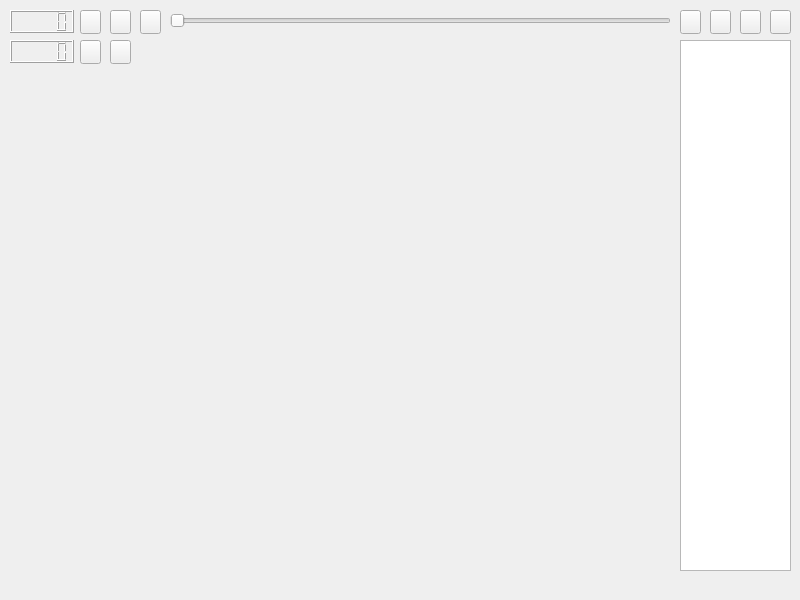
Qt form mainwindow.ui (Tysek64/Projekt_Czwartkowy) before a commit.
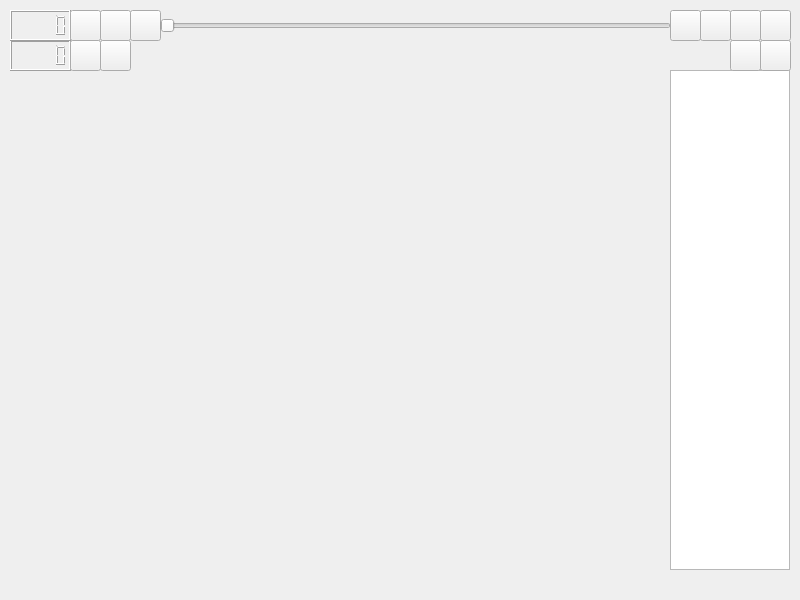
The same form after that commit. Icons and pictures are not drawn.

The edit to the form file:
```diff
--- a/mainwindow.ui
+++ b/mainwindow.ui
@@ -43,8 +43,8 @@
      <rect>
       <x>10</x>
       <y>40</y>
-      <width>64</width>
-      <height>23</height>
+      <width>61</width>
+      <height>31</height>
      </rect>
     </property>
    </widget>
@@ -53,18 +53,18 @@
      <rect>
       <x>10</x>
       <y>10</y>
-      <width>64</width>
-      <height>23</height>
+      <width>61</width>
+      <height>31</height>
      </rect>
     </property>
    </widget>
    <widget class="QPushButton" name="pauseButton">
     <property name="geometry">
      <rect>
-      <x>110</x>
+      <x>100</x>
       <y>10</y>
-      <width>21</width>
-      <height>24</height>
+      <width>31</width>
+      <height>31</height>
      </rect>
     </property>
     <property name="text">
@@ -78,10 +78,10 @@
    <widget class="QPushButton" name="prevButton">
     <property name="geometry">
      <rect>
-      <x>80</x>
+      <x>70</x>
       <y>10</y>
-      <width>21</width>
-      <height>24</height>
+      <width>31</width>
+      <height>31</height>
      </rect>
     </property>
     <property name="text">
@@ -95,10 +95,10 @@
    <widget class="QPushButton" name="nextButton">
     <property name="geometry">
      <rect>
-      <x>140</x>
+      <x>130</x>
       <y>10</y>
-      <width>21</width>
-      <height>24</height>
+      <width>31</width>
+      <height>31</height>
      </rect>
     </property>
     <property name="text">
@@ -112,10 +112,10 @@
    <widget class="QSlider" name="timeline">
     <property name="geometry">
      <rect>
-      <x>170</x>
+      <x>160</x>
       <y>10</y>
-      <width>501</width>
-      <height>21</height>
+      <width>511</width>
+      <height>31</height>
      </rect>
     </property>
     <property name="sizePolicy">
@@ -131,10 +131,10 @@
    <widget class="QPushButton" name="paintButton">
     <property name="geometry">
      <rect>
-      <x>680</x>
+      <x>670</x>
       <y>10</y>
-      <width>21</width>
-      <height>24</height>
+      <width>31</width>
+      <height>31</height>
      </rect>
     </property>
     <property name="text">
@@ -151,10 +151,10 @@
    <widget class="QWidget" name="playerContainer" native="true">
     <property name="geometry">
      <rect>
-      <x>10</x>
-      <y>70</y>
-      <width>661</width>
-      <height>501</height>
+      <x>20</x>
+      <y>79</y>
+      <width>641</width>
+      <height>481</height>
      </rect>
     </property>
     <property name="sizePolicy">
@@ -163,15 +163,31 @@
       <verstretch>0</verstretch>
      </sizepolicy>
     </property>
-    <layout class="QVBoxLayout" name="verticalLayout"/>
+    <layout class="QVBoxLayout" name="verticalLayout">
+     <property name="spacing">
+      <number>0</number>
+     </property>
+     <property name="leftMargin">
+      <number>0</number>
+     </property>
+     <property name="topMargin">
+      <number>0</number>
+     </property>
+     <property name="rightMargin">
+      <number>0</number>
+     </property>
+     <property name="bottomMargin">
+      <number>0</number>
+     </property>
+    </layout>
    </widget>
    <widget class="QPushButton" name="openButton">
     <property name="geometry">
      <rect>
-      <x>80</x>
+      <x>70</x>
       <y>40</y>
-      <width>21</width>
-      <height>24</height>
+      <width>31</width>
+      <height>31</height>
      </rect>
     </property>
     <property name="text">
@@ -185,20 +201,20 @@
    <widget class="QListWidget" name="selectionList">
     <property name="geometry">
      <rect>
-      <x>680</x>
-      <y>40</y>
-      <width>111</width>
-      <height>531</height>
+      <x>670</x>
+      <y>70</y>
+      <width>120</width>
+      <height>500</height>
      </rect>
     </property>
    </widget>
    <widget class="QPushButton" name="addButton">
     <property name="geometry">
      <rect>
-      <x>740</x>
-      <y>10</y>
-      <width>21</width>
-      <height>24</height>
+      <x>730</x>
+      <y>40</y>
+      <width>31</width>
+      <height>31</height>
      </rect>
     </property>
     <property name="text">
@@ -212,10 +228,10 @@
    <widget class="QPushButton" name="removeButton">
     <property name="geometry">
      <rect>
-      <x>770</x>
-      <y>10</y>
-      <width>21</width>
-      <height>24</height>
+      <x>760</x>
+      <y>40</y>
+      <width>31</width>
+      <height>31</height>
      </rect>
     </property>
     <property name="text">
@@ -229,10 +245,10 @@
    <widget class="QPushButton" name="saveButton">
     <property name="geometry">
      <rect>
-      <x>110</x>
+      <x>100</x>
       <y>40</y>
-      <width>21</width>
-      <height>24</height>
+      <width>31</width>
+      <height>31</height>
      </rect>
     </property>
     <property name="text">
@@ -246,10 +262,10 @@
    <widget class="QPushButton" name="eraseButton">
     <property name="geometry">
      <rect>
-      <x>710</x>
+      <x>700</x>
       <y>10</y>
-      <width>21</width>
-      <height>24</height>
+      <width>31</width>
+      <height>31</height>
      </rect>
     </property>
     <property name="text">
@@ -263,6 +279,46 @@
      <bool>false</bool>
     </property>
    </widget>
+   <widget class="QPushButton" name="startButton">
+    <property name="geometry">
+     <rect>
+      <x>730</x>
+      <y>10</y>
+      <width>31</width>
+      <height>31</height>
+     </rect>
+    </property>
+    <property name="text">
+     <string/>
+    </property>
+    <property name="icon">
+     <iconset resource="icons.qrc">
+      <normaloff>:/icons/icons/start.svg</normaloff>:/icons/icons/start.svg</iconset>
+    </property>
+    <property name="checkable">
+     <bool>false</bool>
+    </property>
+   </widget>
+   <widget class="QPushButton" name="endButton">
+    <property name="geometry">
+     <rect>
+      <x>760</x>
+      <y>10</y>
+      <width>31</width>
+      <height>31</height>
+     </rect>
+    </property>
+    <property name="text">
+     <string/>
+    </property>
+    <property name="icon">
+     <iconset resource="icons.qrc">
+      <normaloff>:/icons/icons/end.svg</normaloff>:/icons/icons/end.svg</iconset>
+    </property>
+    <property name="checkable">
+     <bool>false</bool>
+    </property>
+   </widget>
   </widget>
   <widget class="QMenuBar" name="menubar">
    <property name="geometry">
```
